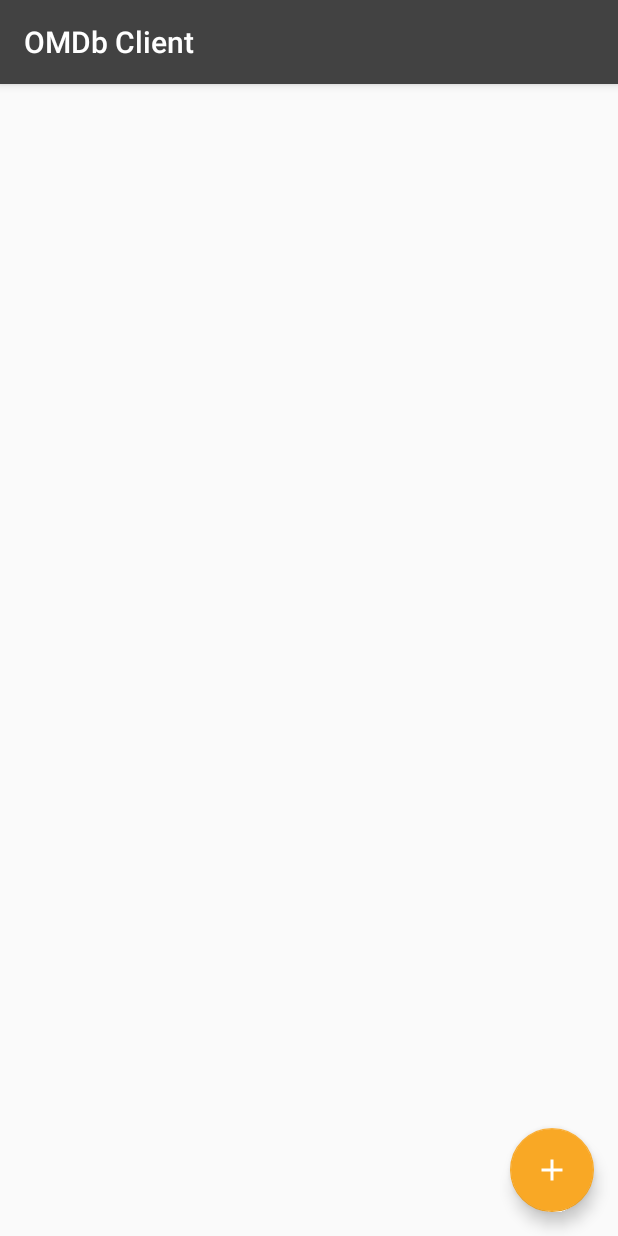
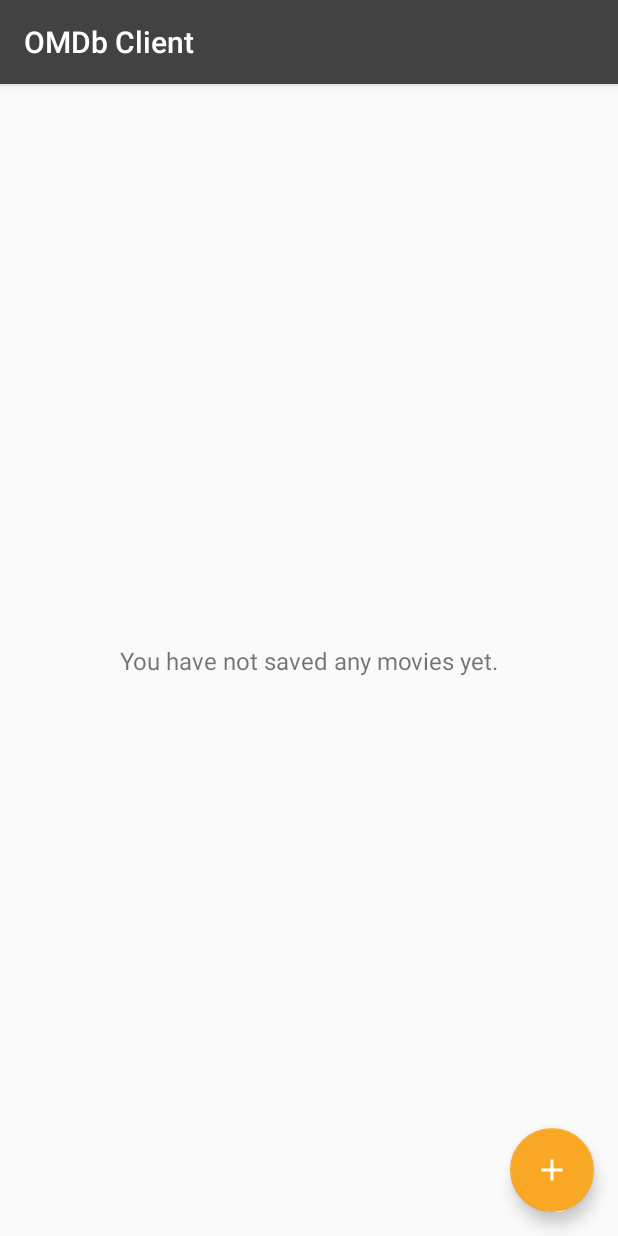
Before and after one commit to allancslima/OMDb-android-client, an Android app: the screen it shows after launch (MainActivity), on a phone screen of 412 x 824 dp. Run offline under Robolectric (Android 15) with nearby library versions, the phone set to English and light mode, and no system bars; our stand-ins replace Room's generated code, RxJava, data binding.

Commit message:
Adding no movies message to the MainActivity

```diff
--- a/app/src/main/AndroidManifest.xml
+++ b/app/src/main/AndroidManifest.xml
@@ -23,7 +23,7 @@
 
         <activity
             android:name=".ui.moviedetails.MovieDetailsActivity"
-            android:theme="@style/AppTheme.NoActionBar" />
+            android:theme="@style/AppTheme.MovieDetails" />
     </application>
 
 </manifest>
--- a/app/src/main/java/com/allancslima/omdbclient/ui/main/MainActivity.java
+++ b/app/src/main/java/com/allancslima/omdbclient/ui/main/MainActivity.java
@@ -8,6 +8,7 @@ import android.support.v7.app.AppCompatActivity;
 import android.support.v7.widget.GridLayoutManager;
 import android.support.v7.widget.RecyclerView;
 import android.view.View;
+import android.widget.TextView;
 
 import com.allancslima.omdbclient.Constants;
 import com.allancslima.omdbclient.R;
@@ -20,6 +21,7 @@ import java.util.List;
 public class MainActivity extends AppCompatActivity implements MainMVP.View {
 
     private RecyclerView mRecyclerView;
+    private TextView textNoMovies;
     private MovieAdapter mAdapter;
     private MainMVP.Presenter mPresenter;
 
@@ -31,6 +33,7 @@ public class MainActivity extends AppCompatActivity implements MainMVP.View {
 
         mPresenter = new MainPresenter(this);
 
+        textNoMovies = binding.textNoMovies;
         mRecyclerView = binding.recyclerView;
         mRecyclerView.setHasFixedSize(true);
 
@@ -60,5 +63,7 @@ public class MainActivity extends AppCompatActivity implements MainMVP.View {
     public void setAdapterDataset(List<Movie> dataset) {
         mAdapter = new MovieAdapter(this, dataset);
         mRecyclerView.setAdapter(mAdapter);
+
+        textNoMovies.setVisibility(dataset.size() == 0 ? View.VISIBLE : View.GONE);
     }
 }
--- a/app/src/main/java/com/allancslima/omdbclient/utils/ImageUtils.java
+++ b/app/src/main/java/com/allancslima/omdbclient/utils/ImageUtils.java
@@ -16,8 +16,8 @@ import java.io.IOException;
 
 public class ImageUtils {
 
-    public static void saveToInternalStorage(Context context, Bitmap image,
-                                             long objectId) throws IOException {
+    public static void saveToInternalStorage(Context context, Bitmap image, long objectId)
+            throws IOException {
         ContextWrapper contextWrapper = new ContextWrapper(context);
         File directory = contextWrapper.getDir("images", Context.MODE_PRIVATE);
 
--- a/app/src/main/res/layout/activity_main.xml
+++ b/app/src/main/res/layout/activity_main.xml
@@ -13,6 +13,16 @@
             android:layout_width="match_parent"
             android:layout_height="match_parent" />
 
+        <TextView
+            android:id="@+id/text_no_movies"
+            android:layout_width="wrap_content"
+            android:layout_height="wrap_content"
+            android:text="@string/msg_no_movies"
+            android:textSize="16sp"
+            android:visibility="gone"
+            app:layout_anchor="@id/recycler_view"
+            app:layout_anchorGravity="center" />
+
         <android.support.design.widget.FloatingActionButton
             android:id="@+id/button_add_movie"
             android:layout_width="wrap_content"
--- a/app/src/main/res/layout/activity_movie_details.xml
+++ b/app/src/main/res/layout/activity_movie_details.xml
@@ -9,8 +9,7 @@
     <android.support.design.widget.CoordinatorLayout
         android:layout_width="match_parent"
         android:layout_height="match_parent"
-        android:fitsSystemWindows="true"
-        android:theme="@style/AppTheme.MovieDetails">
+        android:fitsSystemWindows="true">
 
         <android.support.design.widget.AppBarLayout
             android:id="@+id/app_bar"
--- a/app/src/main/res/values/strings.xml
+++ b/app/src/main/res/values/strings.xml
@@ -8,6 +8,7 @@
     <string name="msg_movie_not_found">Movie not found!</string>
     <string name="msg_movie_request_error">Error!\n\nDo you have an internet connection?</string>
     <string name="msg_poster_rescue_error">Unable to save poster!</string>
+    <string name="msg_no_movies">You have not saved any movies yet.</string>
     <string name="label_genre">Genre:</string>
     <string name="label_year">Year:</string>
     <string name="label_actors">Actors:</string>
```
Also changed, not shown: app/src/main/res/drawable/poster_example.jpg (deleted).
